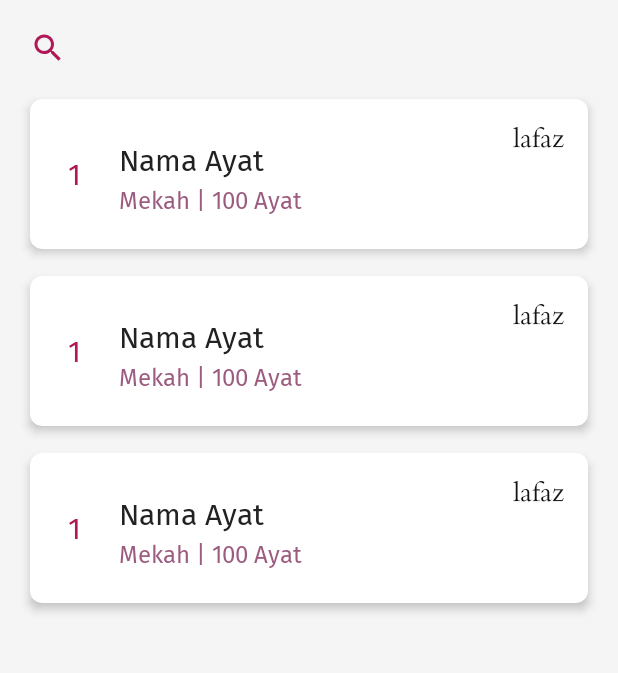
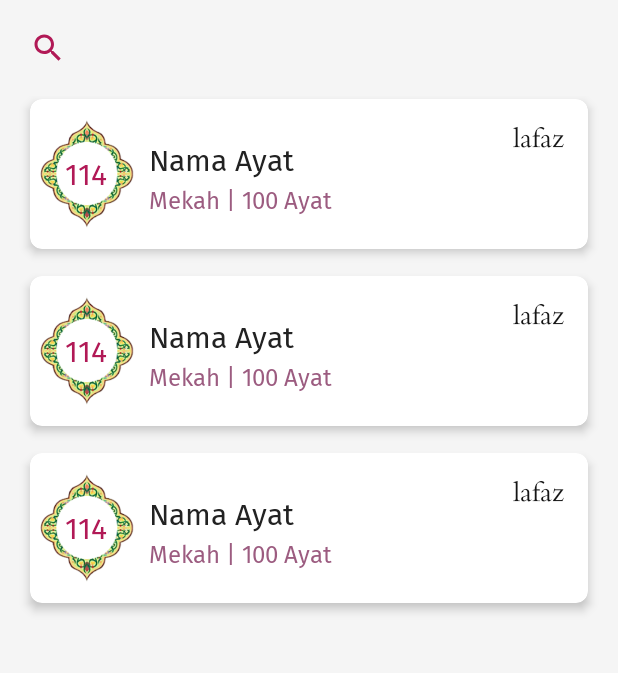
Before and after one commit to alankurniadi12/quran-simple-app, an Android app: the layout activity_main.xml on its own in the app's theme, with its tools: preview values and no code run, on a phone screen of 412 x 824 dp, the part 390-1063 px from its top. Run offline under Robolectric (Android 15) with nearby library versions, the phone set to English and light mode, and no system bars.

Commit message:
Merapikan Layout

```diff
--- a/app/src/main/java/com/alankurniadi/myquran/MainActivity.kt
+++ b/app/src/main/java/com/alankurniadi/myquran/MainActivity.kt
@@ -28,7 +28,6 @@ class MainActivity : AppCompatActivity(), SearchView.OnQueryTextListener {
         binding = ActivityMainBinding.inflate(layoutInflater)
         setContentView(binding.root)
 
-
         mainViewModel.listSurah.observe(this, {dataItem ->
             binding.progressBarList.visibility = View.GONE
             mainAdapter = MainAdapter(this, dataItem)
--- a/app/src/main/res/layout/activity_main.xml
+++ b/app/src/main/res/layout/activity_main.xml
@@ -1,35 +1,39 @@
 <?xml version="1.0" encoding="utf-8"?>
 
 <androidx.coordinatorlayout.widget.CoordinatorLayout xmlns:android="http://schemas.android.com/apk/res/android"
+    xmlns:app="http://schemas.android.com/apk/res-auto"
     xmlns:tools="http://schemas.android.com/tools"
     android:layout_width="match_parent"
     android:layout_height="match_parent"
-    xmlns:app="http://schemas.android.com/apk/res-auto"
+    android:background="@color/basic_backgroud"
     android:fitsSystemWindows="true"
-    android:background="@color/basic_backgroud"
     tools:context=".MainActivity">
+
     <com.google.android.material.appbar.AppBarLayout
         android:id="@+id/appbar"
         android:layout_width="match_parent"
         android:layout_height="wrap_content"
         android:theme="@style/ThemeOverlay.AppCompat.Dark.ActionBar">
+
         <com.google.android.material.appbar.CollapsingToolbarLayout
             android:layout_width="match_parent"
             android:layout_height="wrap_content"
-            app:title="@string/app_name"
             app:contentScrim="@color/main_red"
-            app:layout_scrollFlags="scroll|snap|exitUntilCollapsed">
+            app:layout_scrollFlags="scroll|snap|exitUntilCollapsed"
+            app:title="@string/app_name">
+
             <ImageView
                 android:layout_width="match_parent"
                 android:layout_height="260dp"
                 android:scaleType="centerCrop"
-                android:src="@drawable/home_image"/>
+                android:src="@drawable/home_image" />
+
             <androidx.appcompat.widget.Toolbar
                 android:id="@+id/toolbar"
                 android:layout_width="match_parent"
                 android:layout_height="?attr/actionBarSize"
                 app:layout_collapseMode="pin"
-                app:popupTheme="@style/ThemeOverlay.AppCompat.Dark"/>
+                app:popupTheme="@style/ThemeOverlay.AppCompat.Dark" />
 
         </com.google.android.material.appbar.CollapsingToolbarLayout>
     </com.google.android.material.appbar.AppBarLayout>
@@ -39,25 +43,27 @@
         android:layout_height="match_parent"
         android:clipToPadding="false"
         app:layout_behavior="com.google.android.material.appbar.AppBarLayout$ScrollingViewBehavior">
+
         <RelativeLayout
             android:layout_width="match_parent"
             android:layout_height="match_parent">
+
             <ProgressBar
                 android:id="@+id/progress_bar_list"
                 android:layout_width="wrap_content"
                 android:layout_height="wrap_content"
                 android:layout_centerInParent="true"
-                android:visibility="visible"/>
+                android:visibility="visible" />
 
             <androidx.appcompat.widget.SearchView
                 android:id="@+id/search_bar"
                 android:layout_width="match_parent"
                 android:layout_height="wrap_content"
+                android:layout_marginStart="8dp"
                 android:layout_marginTop="8dp"
-                android:layout_marginStart="8dp"
                 android:layout_marginEnd="8dp"
-                app:searchIcon="@drawable/ic_search_24"
-                app:queryHint="@string/search_hint" />
+                app:queryHint="@string/search_hint"
+                app:searchIcon="@drawable/ic_search_24" />
 
             <androidx.recyclerview.widget.RecyclerView
                 android:id="@+id/rv_item"
@@ -65,7 +71,7 @@
                 android:layout_height="match_parent"
                 android:layout_below="@id/search_bar"
                 android:layout_marginTop="8dp"
-                tools:listitem="@layout/item_surat"/>
+                tools:listitem="@layout/item_surat" />
         </RelativeLayout>
     </androidx.core.widget.NestedScrollView>
 </androidx.coordinatorlayout.widget.CoordinatorLayout>
--- a/app/src/main/res/layout/activity_page_surah.xml
+++ b/app/src/main/res/layout/activity_page_surah.xml
@@ -13,11 +13,11 @@
         android:layout_height="wrap_content"
         app:tabMode="scrollable"
         app:tabSelectedTextColor="?attr/colorPrimary"
-        app:tabTextColor="@color/black"/>
+        app:tabTextColor="@color/black" />
 
     <androidx.viewpager2.widget.ViewPager2
         android:id="@+id/view_pager"
         android:layout_width="match_parent"
         android:layout_height="0dp"
-        android:layout_weight="1"/>
+        android:layout_weight="1" />
 </LinearLayout>
--- a/app/src/main/res/layout/item_surat.xml
+++ b/app/src/main/res/layout/item_surat.xml
@@ -1,36 +1,45 @@
 <?xml version="1.0" encoding="utf-8"?>
 <LinearLayout xmlns:android="http://schemas.android.com/apk/res/android"
+    xmlns:app="http://schemas.android.com/apk/res-auto"
     android:layout_width="match_parent"
     android:layout_height="wrap_content"
-    android:orientation="horizontal"
-    xmlns:app="http://schemas.android.com/apk/res-auto">
+    android:orientation="horizontal">
 
     <androidx.cardview.widget.CardView
         android:id="@+id/cv_item"
         android:layout_width="match_parent"
         android:layout_height="100dp"
+        android:layout_marginStart="20dp"
         android:layout_marginTop="2dp"
-        android:layout_marginStart="20dp"
         android:layout_marginEnd="20dp"
         android:layout_marginBottom="16dp"
         app:cardCornerRadius="8dp"
         app:cardElevation="4dp"
-        app:layout_constraintTop_toTopOf="parent"
         app:layout_constraintEnd_toEndOf="parent"
-        app:layout_constraintStart_toStartOf="parent">
+        app:layout_constraintStart_toStartOf="parent"
+        app:layout_constraintTop_toTopOf="parent">
 
         <RelativeLayout
             android:layout_width="match_parent"
             android:layout_height="match_parent">
 
+            <ImageView
+                android:id="@+id/img_frame_no"
+                android:layout_width="75dp"
+                android:layout_height="75dp"
+                android:layout_centerVertical="true"
+                android:layout_marginTop="8dp"
+                android:src="@drawable/ic_frame_no" />
+
             <TextView
                 android:id="@+id/nomor_surah"
                 style="@style/NomorAyat"
-                android:layout_width="wrap_content"
+                android:layout_width="34dp"
                 android:layout_height="wrap_content"
                 android:layout_centerVertical="true"
-                android:layout_marginStart="25dp"
-                android:text="1" />
+                android:layout_marginStart="20dp"
+                android:text="114"
+                android:textAlignment="center" />
 
             <TextView
                 android:id="@+id/nama_surah"
@@ -54,15 +63,16 @@
                 android:layout_marginBottom="16dp"
                 android:layout_toEndOf="@id/nomor_surah"
                 android:text="Mekah" />
+
             <TextView
                 android:id="@+id/pembatas"
                 style="@style/TextSubTitleAyat"
                 android:layout_width="wrap_content"
                 android:layout_height="wrap_content"
                 android:layout_below="@id/nama_surah"
+                android:layout_marginStart="4dp"
                 android:layout_toEndOf="@id/tempat_turun"
-                android:layout_marginStart="4dp"
-                android:text="|"/>
+                android:text="|" />
 
             <TextView
                 android:id="@+id/jumlah_ayat"
@@ -73,6 +83,7 @@
                 android:layout_marginStart="4dp"
                 android:layout_toEndOf="@id/pembatas"
                 android:text="100" />
+
             <TextView
                 style="@style/TextSubTitleAyat"
                 android:layout_width="wrap_content"
@@ -92,7 +103,5 @@
                 android:layout_marginEnd="16dp"
                 android:text="lafaz" />
         </RelativeLayout>
-
     </androidx.cardview.widget.CardView>
-
 </LinearLayout>
--- a/build.gradle
+++ b/build.gradle
@@ -5,7 +5,7 @@ buildscript {
         mavenCentral()
     }
     dependencies {
-        classpath 'com.android.tools.build:gradle:7.0.1'
+        classpath 'com.android.tools.build:gradle:7.0.2'
         classpath "org.jetbrains.kotlin:kotlin-gradle-plugin:1.5.21"
 
         // NOTE: Do not place your application dependencies here; they belong
```
Also changed, not shown: app/src/main/res/layout/fragment_content_surah.xml (+6 -7 lines), app/src/main/res/layout/item_ayat.xml (+12 -6 lines), app/src/main/res/drawable/ic_frame_no.png (added).
